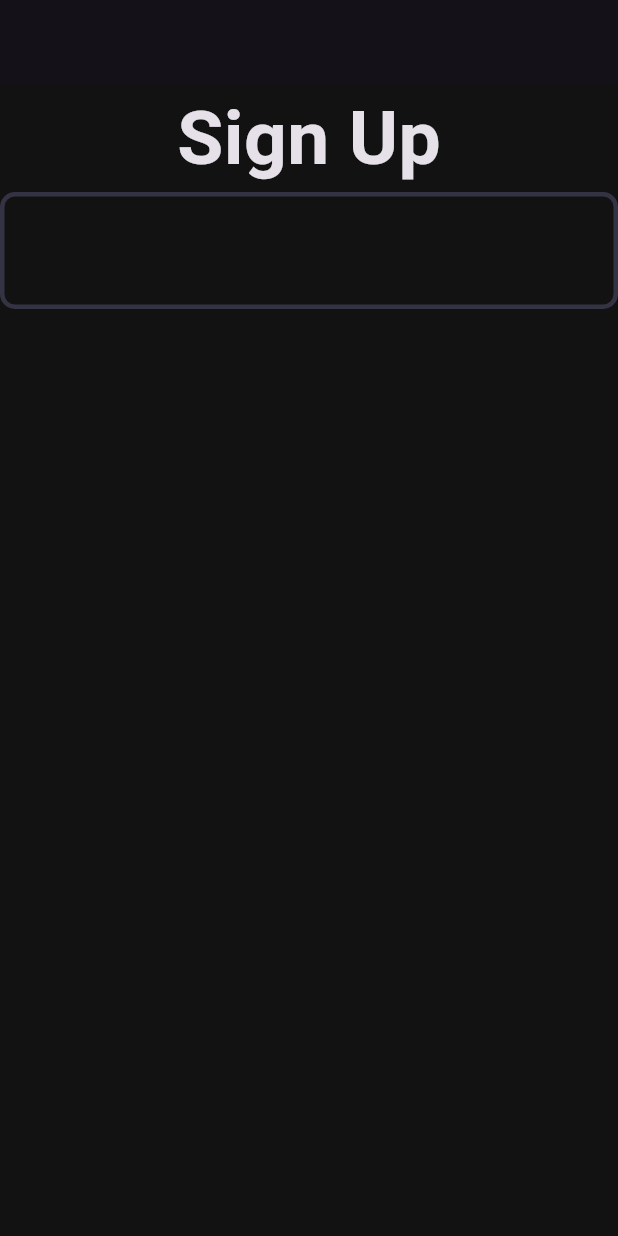
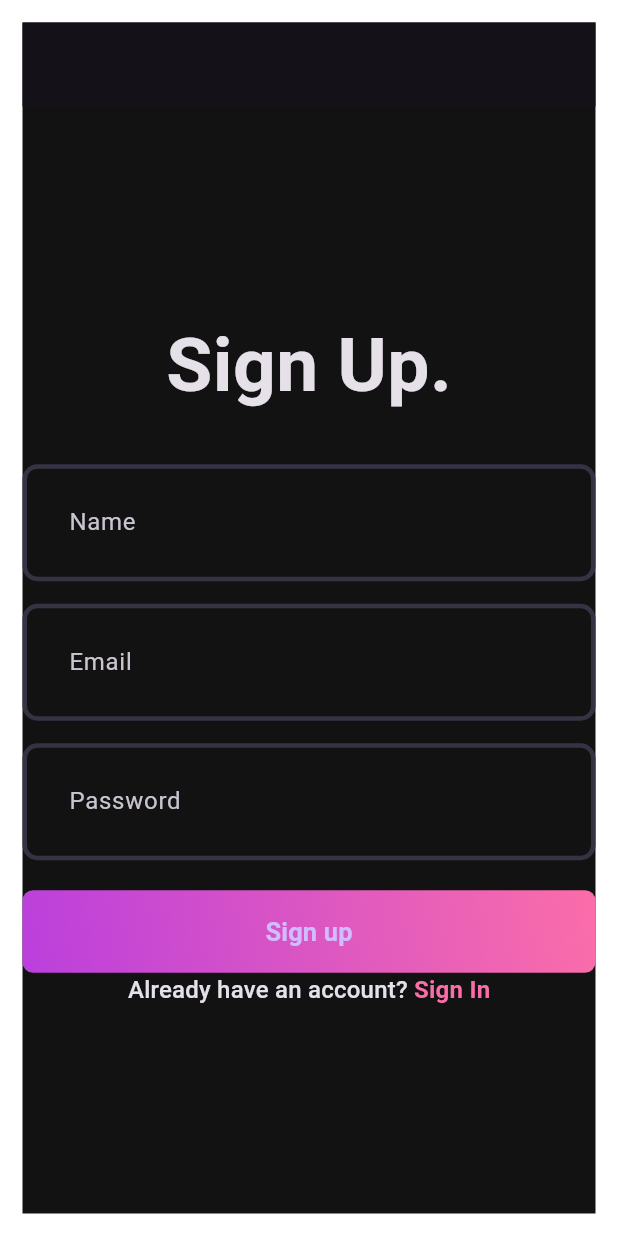
Before and after one commit to satyam-kr03/synthx, a Flutter app: the screen it shows after launch, on a phone screen of 412 x 824 dp. Run offline on Flutter 3.47's test engine with Material 3 defaults, Android fonts, the phone set to English and light mode, and no system bars.

Commit message:
signup page

```diff
--- a/client/lib/features/auth/view/pages/signup_page.dart
+++ b/client/lib/features/auth/view/pages/signup_page.dart
@@ -1,3 +1,5 @@
+import 'package:client/core/theme/app_pallete.dart';
+import 'package:client/features/auth/view/widgets/auth_gradient_button.dart';
 import 'package:flutter/material.dart';
 
 import '../widgets/custom_field.dart';
@@ -10,20 +12,75 @@ class SignupPage extends StatefulWidget {
 }
 
 class _SignupPageState extends State<SignupPage> {
+  final nameController = TextEditingController();
+  final emailController = TextEditingController();
+  final passwordController = TextEditingController();
+  final formKey = GlobalKey<FormState>();
+
+  @override
+  void dispose() {
+    super.dispose();
+    nameController.dispose();
+    emailController.dispose();
+    passwordController.dispose();
+    formKey.currentState!.validate();
+}
+
   @override
   Widget build(BuildContext context) {
-    return Scaffold(
+    return Padding(
+      padding: const EdgeInsets.all(15.0),
+      child: Scaffold(
         appBar: AppBar(),
-        body: Column(
-          children: [
-            const Text(
-              'Sign Up',
-              style: TextStyle(fontSize: 50, fontWeight: FontWeight.bold),
-            ),
-            CustomField(),
-          ],
+        body: Form(
+          key: formKey,
+          child: Column(
+            mainAxisAlignment: MainAxisAlignment.center,
+            children: [
+              const Text(
+                'Sign Up.',
+                style: TextStyle(fontSize: 50, fontWeight: FontWeight.bold),
+              ),
+              const SizedBox(height: 30),
+              CustomField(
+                controller: nameController,
+                hintText: 'Name',
+              ),
+              const SizedBox(height: 15),
+              CustomField(
+                controller: emailController,
+                hintText: 'Email',
+              ),
+              const SizedBox(height: 15),
+              CustomField(
+                controller: passwordController,
+                isObscureText: true,
+                hintText: 'Password',
+              ),
+              const SizedBox(height: 20),
+              AuthGradientButton(
+                buttonText: 'Sign up',
+                onTap: () async {},
+              ),
+              RichText(
+                  text: TextSpan(
+                      text: 'Already have an account? ',
+                      style: Theme.of(context).textTheme.titleMedium,
+                      children: [
+                    TextSpan(
+                        text: 'Sign In',
+                        style: TextStyle(
+                          color: Pallete.gradient2,
+                          fontWeight: FontWeight.bold,
+                        )
+                    )
+                  ]
+                  )
+              )
+            ],
+          ),
         ),
-
+      ),
     );
   }
 }
--- /dev/null
+++ b/client/lib/features/auth/view/widgets/auth_gradient_button.dart
@@ -0,0 +1,44 @@
+import 'package:client/core/theme/app_pallete.dart';
+import 'package:flutter/material.dart';
+
+class AuthGradientButton extends StatelessWidget {
+  final String buttonText;
+  final VoidCallback onTap;
+  const AuthGradientButton({
+    super.key,
+    required this.buttonText,
+    required this.onTap,
+  });
+
+  @override
+  Widget build(BuildContext context) {
+    return Container(
+      decoration: BoxDecoration(
+        gradient: const LinearGradient(
+          colors: [
+            Pallete.gradient1,
+            Pallete.gradient2,
+          ],
+          begin: Alignment.bottomLeft,
+          end: Alignment.topRight,
+        ),
+        borderRadius: BorderRadius.circular(7),
+      ),
+      child: ElevatedButton(
+        onPressed: onTap,
+        style: ElevatedButton.styleFrom(
+          fixedSize: const Size(395, 55),
+          backgroundColor: Pallete.transparentColor,
+          shadowColor: Pallete.transparentColor,
+        ),
+        child: Text(
+          buttonText,
+          style: const TextStyle(
+            fontSize: 17,
+            fontWeight: FontWeight.w600,
+          ),
+        ),
+      ),
+    );
+  }
+}
--- a/client/lib/features/auth/view/widgets/custom_field.dart
+++ b/client/lib/features/auth/view/widgets/custom_field.dart
@@ -1,10 +1,25 @@
 import 'package:flutter/material.dart';
 
 class CustomField extends StatelessWidget {
-  const CustomField({super.key});
+  final String hintText;
+  final TextEditingController controller;
+  final bool isObscureText;
+  const CustomField({super.key, required this.hintText, required this.controller, this.isObscureText = false});
 
   @override
   Widget build(BuildContext context) {
-    return TextFormField();
+    return TextFormField(
+      controller: controller,
+      decoration: InputDecoration(
+        hintText: hintText,
+      ),
+      validator: (val){
+        if(val!.trim().isEmpty) {
+          return "$hintText is missing";
+        }
+        return null;
+      },
+      obscureText: isObscureText,
+    );
   }
 }
```
